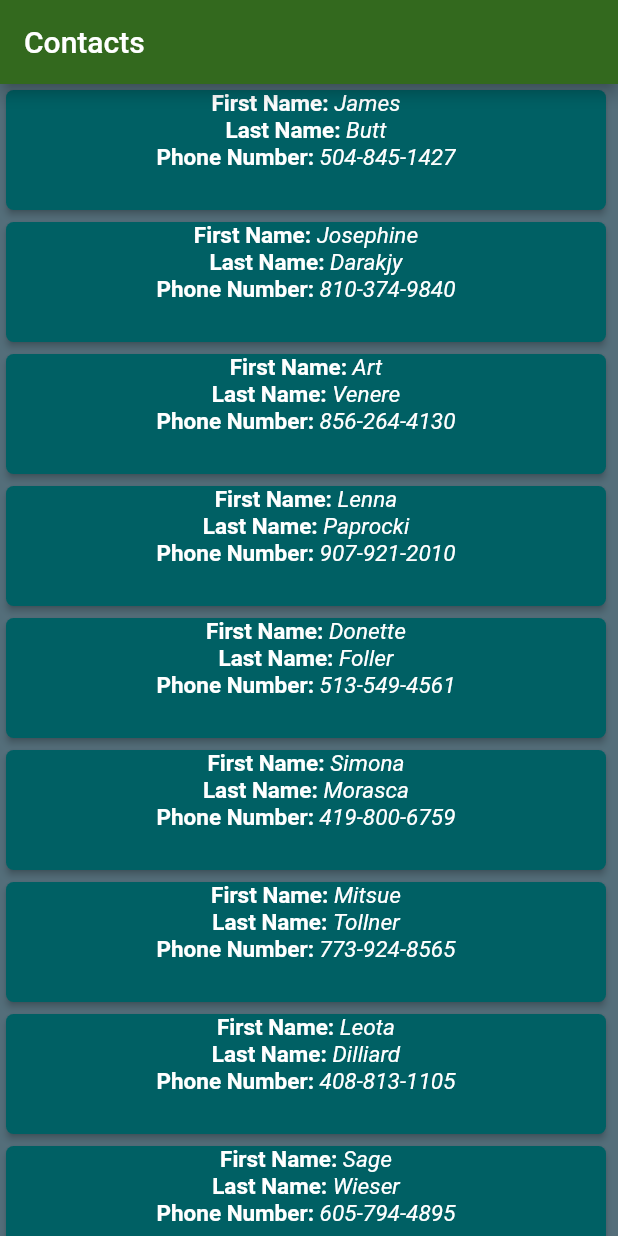
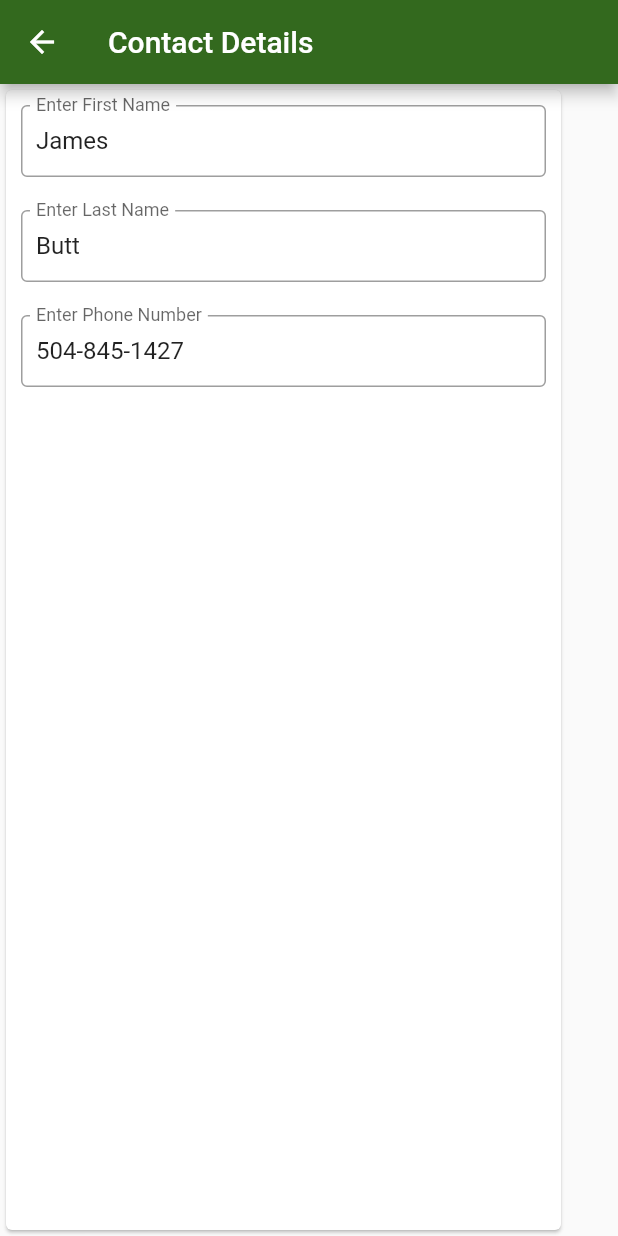
Before and after one commit to rahulh25/FlutterContactsApp, a Flutter app: the screen it shows after launch, after a tap on an icon or button, on a phone screen of 412 x 824 dp. Run offline on Flutter 3.47's test engine with Material 2 defaults, Android fonts, the light colour scheme and no system bars.

Commit message:
View Contact Widget

```diff
--- a/lib/Widgets/contacts_card_widget.dart
+++ b/lib/Widgets/contacts_card_widget.dart
@@ -1,5 +1,5 @@
-import 'package:flutter/cupertino.dart';
 import 'package:flutter/material.dart';
+import 'package:fluttercontactsapp/Widgets/show_contact_details/show_contact_details_widget.dart';
 import 'package:fluttercontactsapp/services/contact_services.dart';
 
 class MyContactsWidget extends StatefulWidget {
@@ -20,14 +20,14 @@ class MyContactState extends State {
               constraints: BoxConstraints(
                 minHeight: viewportConstraints.maxHeight,
               ),
-              child: Column(children: getList())));
+              child: Column(children: getList(context))));
     });
   }
 }
 
-List<Widget> getList() {
-  var services=ContactServices();
-  var contactList= services.getContactDetails();
+List<Widget> getList(BuildContext context) {
+  var services = ContactServices();
+  var contactList = services.getContactDetails();
   List<Widget> childs = [];
   for (var contact in contactList) {
     childs.add(
@@ -40,7 +40,13 @@ List<Widget> getList() {
         child: InkWell(
           splashColor: Colors.blue.withAlpha(30),
           onTap: () {
-            print('Card tapped.');
+            Navigator.push(
+              context,
+              MaterialPageRoute(
+                builder: (context) =>
+                    ShowContactDetailsDialog(contactDetails: contact,contactsList:contactList),
+              ),
+            );
           },
           child: SizedBox(
             width: 400,
@@ -113,81 +119,3 @@ List<Widget> getList() {
   }
   return childs;
 }
-
-// List<ContactDetailsModel> getContactsList() {
-//   var contactsJsonData = [
-//     {
-//       "id": 1,
-//       "first_name": "James",
-//       "last_name": "Butt",
-//       "phone": "504-845-1427",
-//       "email": "jbutt@gmail.com"
-//     },
-//     {
-//       "id": 2,
-//       "first_name": "Josephine",
-//       "last_name": "Darakjy",
-//       "phone": "810-374-9840",
-//       "email": "josephine_darakjy@darakjy.org"
-//     },
-//     {
-//       "id": 3,
-//       "first_name": "Art",
-//       "last_name": "Venere",
-//       "phone": "856-264-4130",
-//       "email": "art@venere.org"
-//     },
-//     {
-//       "id": 4,
-//       "first_name": "Lenna",
-//       "last_name": "Paprocki",
-//       "phone": "907-921-2010",
-//       "email": "lpaprocki@hotmail.com"
-//     },
-//     {
-//       "id": 5,
-//       "first_name": "Donette",
-//       "last_name": "Foller",
-//       "phone": "513-549-4561",
-//       "email": "donette.foller@cox.net"
-//     },
-//     {
-//       "id": 6,
-//       "first_name": "Simona",
-//       "last_name": "Morasca",
-//       "phone": "419-800-6759",
-//       "email": "simona@morasca.com"
-//     },
-//     {
-//       "id": 7,
-//       "first_name": "Mitsue",
-//       "last_name": "Tollner",
-//       "phone": "773-924-8565",
-//       "email": "mitsue_tollner@yahoo.com"
-//     },
-//     {
-//       "id": 8,
-//       "first_name": "Leota",
-//       "last_name": "Dilliard",
-//       "phone": "408-813-1105",
-//       "email": "leota@hotmail.com"
-//     },
-//     {
-//       "id": 9,
-//       "first_name": "Sage",
-//       "last_name": "Wieser",
-//       "phone": "605-794-4895",
-//       "email": "sage_wieser@cox.net"
-//     },
-//   ];
-//   var contactsList = <ContactDetailsModel>[];
-//   for (var i = 0; i < contactsJsonData.length; i++) {
-//     contactsList.add(ContactDetailsModel(
-//         int.parse(contactsJsonData[i]["id"].toString()),
-//         contactsJsonData[i]["first_name"].toString(),
-//         contactsJsonData[i]["last_name"].toString(),
-//         contactsJsonData[i]["phone"].toString(),
-//         contactsJsonData[i]["email"].toString()));
-//   }
-//   return contactsList;
-// }
--- /dev/null
+++ b/lib/Widgets/show_contact_details/padded_text_fields_widget.dart
@@ -0,0 +1,36 @@
+import 'package:flutter/material.dart';
+
+class PaddedTextFieldWidgets extends StatefulWidget {
+  const PaddedTextFieldWidgets(
+      {Key? key, required this.hintText, required this.labeltext,required this.textFieldContent})
+      : super(key: key);
+  final String hintText;
+  final String labeltext;
+  final String textFieldContent;
+  @override
+  State<StatefulWidget> createState() {
+    return PaddedTextFieldWidgetsState();
+  }
+}
+
+class PaddedTextFieldWidgetsState extends State<PaddedTextFieldWidgets> {
+  @override
+  Widget build(BuildContext context) {
+    return Padding(
+      padding: const EdgeInsets.all(10.0),
+      child: SizedBox(
+        width: 350,
+        height: 50,
+        child: TextField(
+          controller:
+              TextEditingController(text: widget.textFieldContent),
+          decoration: InputDecoration(
+              hintText: widget.hintText,
+              contentPadding:const EdgeInsets.all(10.0),
+              border: const OutlineInputBorder(),
+              labelText: widget.labeltext),
+        ),
+      ),
+    );
+  }
+}
--- /dev/null
+++ b/lib/Widgets/show_contact_details/show_contact_details_widget.dart
@@ -0,0 +1,92 @@
+import 'package:flutter/material.dart';
+import 'package:fluttercontactsapp/Widgets/show_contact_details/padded_text_fields_widget.dart';
+import 'package:fluttercontactsapp/model/contact_details_model.dart';
+
+class ShowContactDetailsDialog extends StatefulWidget {
+  const ShowContactDetailsDialog(
+      {Key? key, required this.contactDetails, required this.contactsList})
+      : super(key: key);
+  final ContactDetailsModel contactDetails;
+  final List<ContactDetailsModel> contactsList;
+  @override
+  State<StatefulWidget> createState() {
+    return ShowContactDetailsDialogState();
+  }
+}
+
+class ShowContactDetailsDialogState extends State<ShowContactDetailsDialog> {
+  @override
+  Widget build(BuildContext context) {
+    return Scaffold(
+        appBar: AppBar(
+          title: const Text('Contact Details'),
+          backgroundColor: Colors.lightGreen[900],
+        ),
+        body: Card(
+          child: Column(
+            children: [
+              PaddedTextFieldWidgets(
+                  hintText: 'First Name',
+                  labeltext: 'Enter First Name',
+                  textFieldContent: widget.contactDetails.firstName),
+              PaddedTextFieldWidgets(
+                  hintText: 'Last Name',
+                  labeltext: 'Enter Last Name',
+                  textFieldContent: widget.contactDetails.lastName),
+              PaddedTextFieldWidgets(
+                  hintText: 'Phone Number',
+                  labeltext: 'Enter Phone Number',
+                  textFieldContent: widget.contactDetails.phoneNumber)
+              // Padding(
+              //   padding: const EdgeInsets.all(10.0),
+              //   child: SizedBox(
+              //     width: 350,
+              //     height: 50,
+              //     child: TextField(
+              //       controller: TextEditingController(
+              //           text: widget.contactDetails.firstName),
+              //       decoration: const InputDecoration(
+              //           hintText: 'First Name',
+              //           contentPadding: EdgeInsets.all(10.0),
+              //           border: OutlineInputBorder(),
+              //           labelText: 'Enter First Name'),
+              //     ),
+              //   ),
+              // ),
+              // Padding(
+              //   padding: const EdgeInsets.all(10.0),
+              //   child: SizedBox(
+              //     width: 350,
+              //     height: 50,
+              //     child: TextField(
+              //       controller: TextEditingController(
+              //           text: widget.contactDetails.lastName),
+              //       decoration: const InputDecoration(
+              //           hintText: 'Last Name',
+              //           contentPadding: EdgeInsets.all(10.0),
+              //           border: OutlineInputBorder(),
+              //           labelText: 'Enter Last Name'),
+              //     ),
+              //   ),
+              // ),
+              // Padding(
+              //   padding: const EdgeInsets.all(10.0),
+              //   child: SizedBox(
+              //     width: 350,
+              //     height: 50,
+              //     child: TextField(
+              //       controller: TextEditingController(
+              //           text: widget.contactDetails.phoneNumber),
+              //       decoration: const InputDecoration(
+              //           hintText: 'Phone Number',
+              //           contentPadding: EdgeInsets.all(10.0),
+              //           border: OutlineInputBorder(),
+              //           labelText: 'Enter Phone Number'),
+              //     ),
+              //   ),
+              // )
+            ],
+          ),
+        ));
+  }
+}
--- a/lib/main.dart
+++ b/lib/main.dart
@@ -14,7 +14,6 @@ class MyApp extends StatelessWidget {
   Widget build(BuildContext context) {
     return MaterialApp(
       title: _title,
-      theme: ThemeData(scaffoldBackgroundColor: Colors.blueGrey[600]),
       home: Scaffold(
         appBar: AppBar(title: const Text(_title),backgroundColor: Colors.lightGreen[900],),
         body: const MyContactsWidget(),
```
